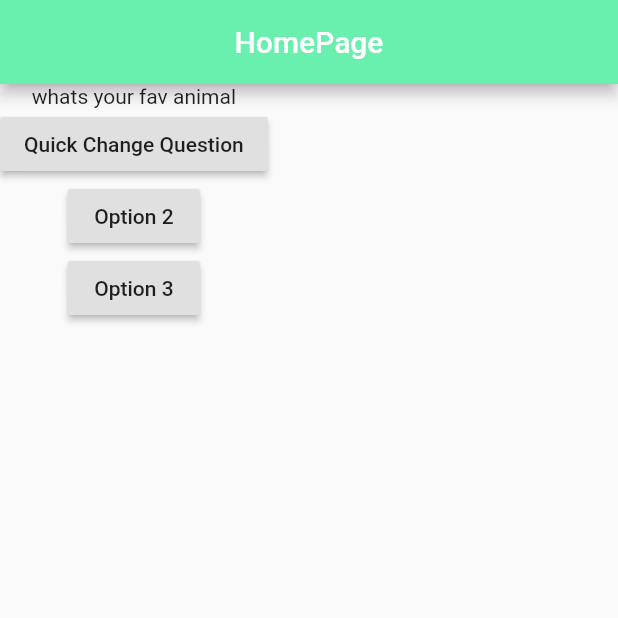
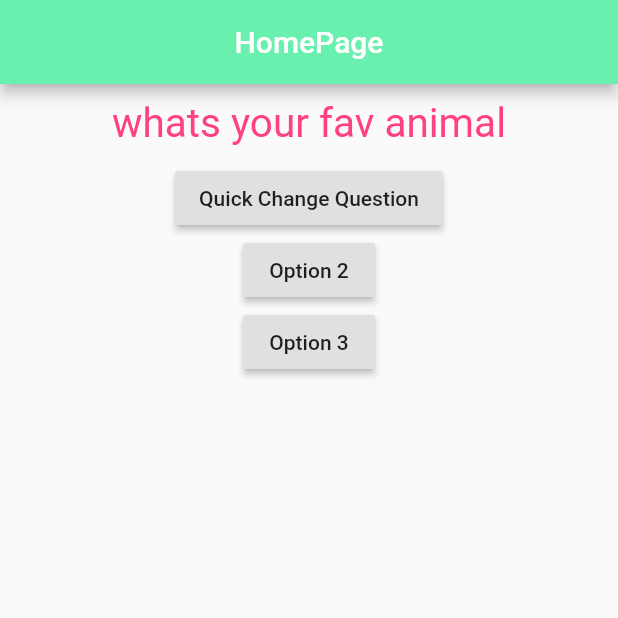
Before and after one commit to SubashMuruganDev/Flutter-QuizApp, a Flutter app: the screen it shows after launch, on a phone screen of 412 x 824 dp, the top half of it. Run offline on Flutter 3.47's test engine with Material 2 defaults, Android fonts, the phone set to English and light mode, and no system bars.

Commit message:
Added Style to CustomTextWidget

```diff
--- a/lib/Widget.dart
+++ b/lib/Widget.dart
@@ -1,14 +1,23 @@
 import 'package:flutter/material.dart';
 
 class CustomTextWidget extends StatelessWidget {
-  String qestion;
+  final String qestion; //added final to make it immutable
   CustomTextWidget(
     this.qestion,
   ); //Constructor
   @override
   Widget build(BuildContext context) {
-    return Text(
-      qestion,
-    );//text
+    return Container(
+      width: double.infinity,
+      margin: EdgeInsets.all(10),
+      child: Text(
+        qestion,
+        style: TextStyle(
+          color: Colors.pinkAccent,
+          fontSize: 27,
+        ),
+        textAlign: TextAlign.center,
+      ),
+    ); //text
   }
 }
--- a/lib/main.dart
+++ b/lib/main.dart
@@ -41,23 +41,25 @@ class _MyAppState extends State<MyApp> {
         appBar: AppBar(
           backgroundColor: Colors.greenAccent[200],
           title: Center(
-            child: CustomTextWidget('HomePage'),
+            child: Text('HomePage'),
           ),
         ),
         // backgroundColor: Colors.deepPurple[400],
         body: Column(
           children: [
-            CustomTextWidget(_questions[_index]),
+            CustomTextWidget(
+              _questions[_index],
+            ),
             RaisedButton(
-              child: CustomTextWidget('Quick Change Question'),
+              child: Text('Quick Change Question'),
               onPressed: onPressed,
             ),
             RaisedButton(
-              child: CustomTextWidget('Option 2'),
+              child: Text('Option 2'),
               onPressed: () => print('chosen opetion 2'),
             ),
             RaisedButton(
-              child: CustomTextWidget('Option 3'),
+              child: Text('Option 3'),
               onPressed: () => print('chosen opetion 3'),
             ),
           ],
```
